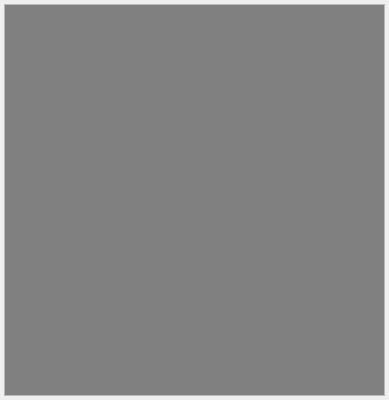
The window that asPluginManager.ui (foto-andreas/asPluginManager) describes before a commit, drawn with Qt 5.
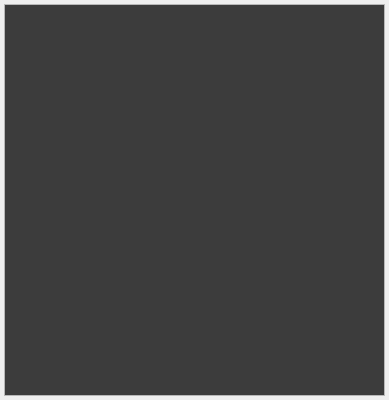
The same window after the commit. Custom widgets are drawn as their Qt base class.

Diff of the .ui file:
```diff
--- a/asPluginManager.ui
+++ b/asPluginManager.ui
@@ -56,14 +56,7 @@
        </sizepolicy>
       </property>
       <property name="styleSheet">
-       <string notr="true">QWidget {
-	background-color: gray;
-	color: black;
-}
-
-QCheckBox {
-	color: black;
-}</string>
+       <string notr="true">QWidget { background: rgb(60,60,60); }</string>
       </property>
       <layout class="QGridLayout" name="gridLayout" columnstretch="0">
        <property name="margin">
```
